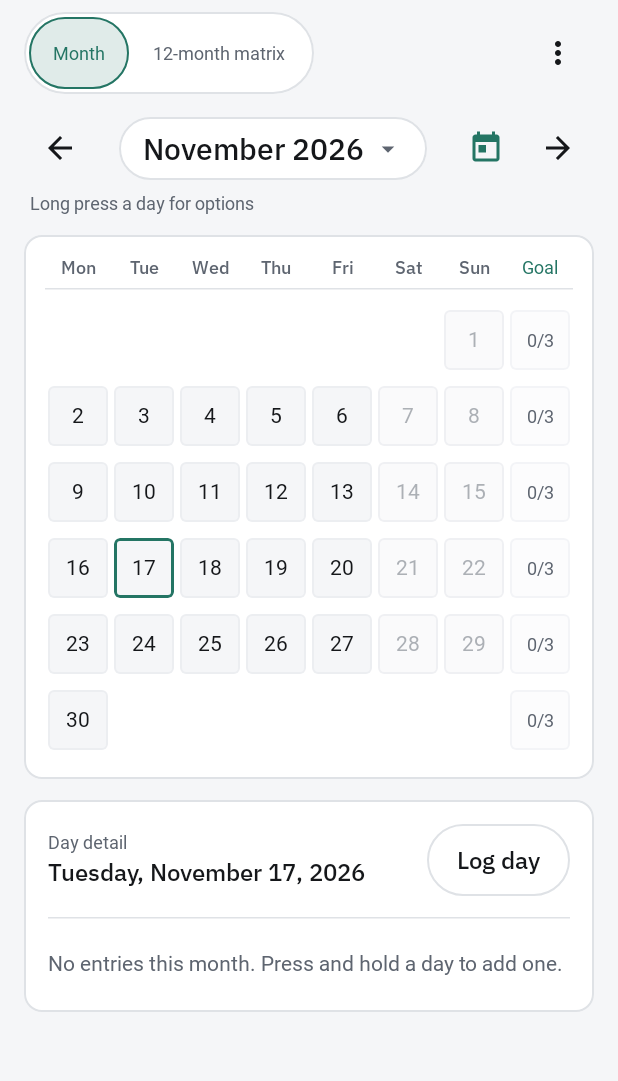
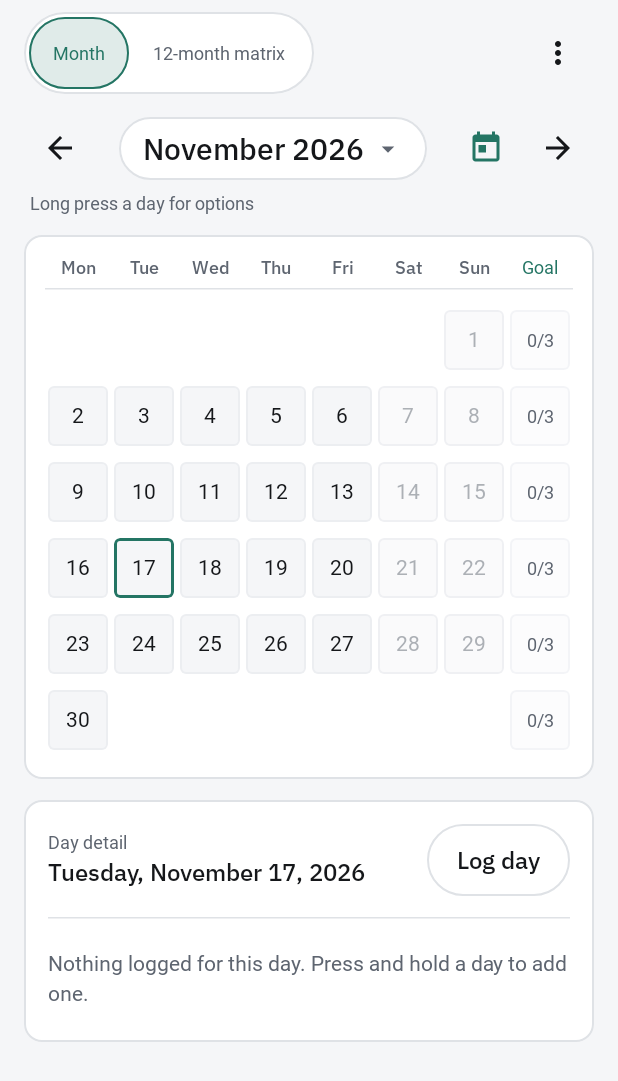
Before and after one commit to UjwalKatakam/WFO-Tracker, an Android app built with Jetpack Compose: the composable CalendarArchiveScreen shown on its own in the app's theme, on a phone screen of 412 x 824 dp. Shown: the top 1081 px of the screen. Run offline under Robolectric (Android 15) with nearby library versions, the phone set to English and light mode, and no system bars; Roboto replaces fonts that are not available here.

Commit message:
chore: update terminology and documentation
Refine user-facing text and documentation for clarity, renaming the idle widget state to "Offline" and updating calendar empty-state messaging.

```diff
--- a/app/src/main/java/com/example/ui/components/CalendarComponents.kt
+++ b/app/src/main/java/com/example/ui/components/CalendarComponents.kt
@@ -1073,7 +1073,7 @@ fun DailyStatusTimelineCard(
 
                 else -> {
                     Text(
-                        text = "No entries this month. Press and hold a day to add one.",
+                        text = "Nothing logged for this day. Press and hold a day to add one.",
                         style = MaterialTheme.typography.bodyMedium,
                         color = AppTheme.colors.muted,
                         modifier = Modifier
--- a/app/src/main/java/com/example/widget/WfoAppWidgetProvider.kt
+++ b/app/src/main/java/com/example/widget/WfoAppWidgetProvider.kt
@@ -100,7 +100,7 @@ class WfoAppWidgetProvider : AppWidgetProvider() {
                         views.setOnClickPendingIntent(R.id.widget_action_btn, punchOutPendingIntent)
                     } else {
                         // Inactive state
-                        views.setTextViewText(R.id.widget_status_pill, context.getString(R.string.widget_status_idle))
+                        views.setTextViewText(R.id.widget_status_pill, context.getString(R.string.widget_status_offline))
                         views.setTextColor(R.id.widget_status_pill, mutedColor)
 
                         views.setViewVisibility(R.id.widget_chronometer, View.GONE)
--- a/app/src/main/res/layout/widget_wfo_tracker.xml
+++ b/app/src/main/res/layout/widget_wfo_tracker.xml
@@ -27,7 +27,7 @@
             android:id="@+id/widget_status_pill"
             android:layout_width="wrap_content"
             android:layout_height="wrap_content"
-            android:text="@string/widget_status_idle"
+            android:text="@string/widget_status_offline"
             android:textColor="@color/app_muted"
             android:textSize="12sp"
             android:paddingStart="8dp"
--- a/app/src/main/res/values/strings.xml
+++ b/app/src/main/res/values/strings.xml
@@ -2,6 +2,7 @@
     <string name="app_name">WFO Tracker</string>
     <string name="widget_description">Glanceable live punch status, daily progress, and one-tap action</string>
     <string name="widget_status_in_office">In office</string>
+    <string name="widget_status_offline">Offline</string>
     <string name="widget_status_idle">Not punched in</string>
     <string name="widget_tap_to_punch_in">Tap to punch in</string>
     <string name="widget_action_punch_in">Punch in</string>
```
Also changed, not shown: 1 other file.
